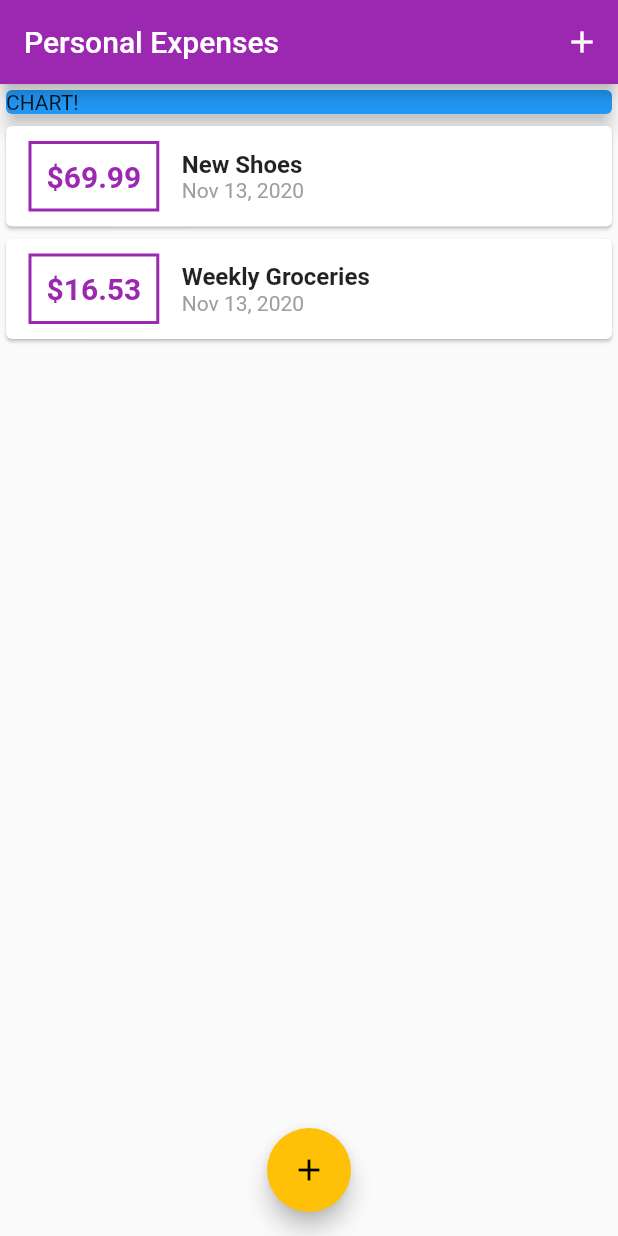
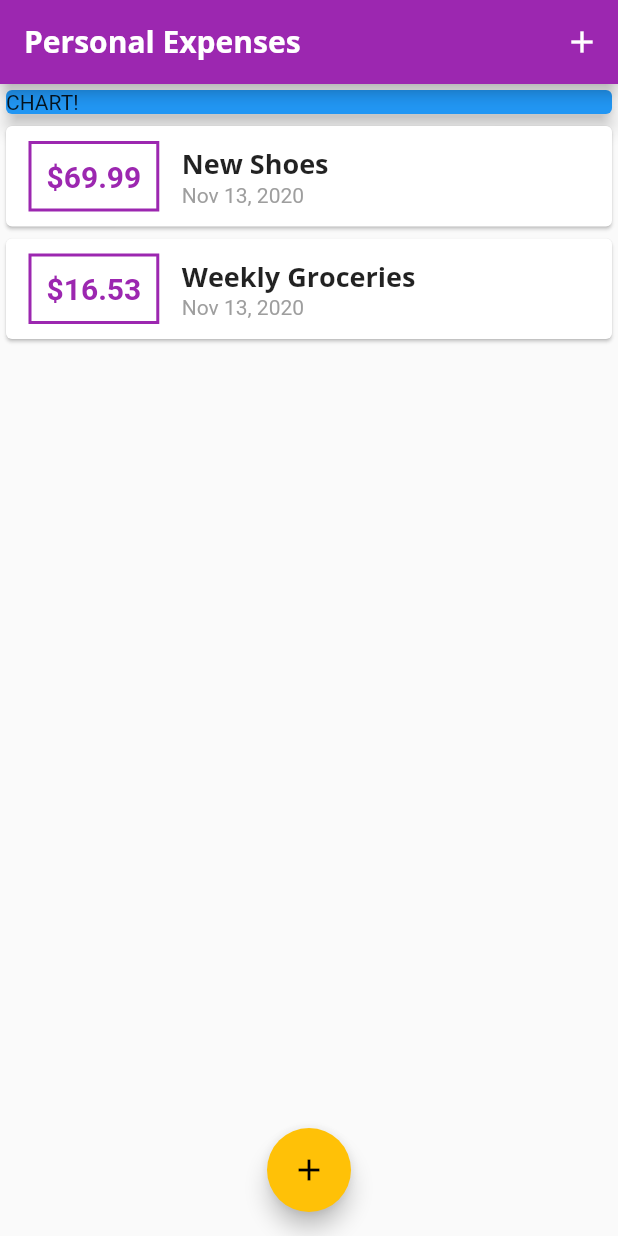
Before and after one commit to sannidhya-kushwaha/Personal_Expenses_App, a Flutter app: the screen it shows after launch, on a phone screen of 412 x 824 dp. Run offline on Flutter 3.47's test engine with Material 2 defaults, Android fonts, the phone set to English and light mode, and no system bars.

Commit message:
Custom Fonts & Text Themes

```diff
--- a/lib/main.dart
+++ b/lib/main.dart
@@ -1,8 +1,9 @@
-import 'package:Personal_Expenses_app/widgets/new_transaction.dart';
 import 'package:flutter/material.dart';
 import './models/transaction.dart';
 
 import './widgets/transaction_list.dart';
+
+import './widgets/new_transaction.dart';
 
 void main() => runApp(MyApp());
 
@@ -12,9 +13,25 @@ class MyApp extends StatelessWidget {
     return MaterialApp(
       title: 'Personal Expenses',
       theme: ThemeData(
-        primarySwatch: Colors.purple,
-        accentColor: Colors.amber,
-      ),
+          primarySwatch: Colors.purple,
+          accentColor: Colors.amber,
+          fontFamily: 'Quicksand',
+          textTheme: ThemeData.light().textTheme.copyWith(
+                title: TextStyle(
+                  fontFamily: 'OpenSans',
+                  fontWeight: FontWeight.bold,
+                  fontSize: 18,
+                ),
+              ),
+          appBarTheme: AppBarTheme(
+            textTheme: ThemeData.light().textTheme.copyWith(
+                  title: TextStyle(
+                    fontFamily: 'OpenSans',
+                    fontSize: 20,
+                    fontWeight: FontWeight.bold,
+                  ),
+                ),
+          )),
       home: MyHomePage(),
     );
   }
@@ -72,7 +89,10 @@ class _MyHomePageState extends State<MyHomePage> {
   Widget build(BuildContext context) {
     return Scaffold(
       appBar: AppBar(
-        title: Text('Personal Expenses'),
+        title: Text(
+          'Personal Expenses',
+          style: TextStyle(),
+        ),
         actions: [
           IconButton(
             icon: Icon(Icons.add),
--- a/lib/widgets/transaction_list.dart
+++ b/lib/widgets/transaction_list.dart
@@ -43,10 +43,7 @@ class TransactionList extends StatelessWidget {
                   children: <Widget>[
                     Text(
                       transactions[index].title,
-                      style: TextStyle(
-                        fontSize: 16,
-                        fontWeight: FontWeight.bold,
-                      ),
+                      style: Theme.of(context).textTheme.title,
                     ),
                     Text(
                       DateFormat.yMMMd().format(transactions[index].date),
```
Also changed, not shown: pubspec.yaml (+12 -7 lines), assets/fonts/OpenSans-Bold.ttf (added), assets/fonts/OpenSans-Regular.ttf (added), assets/fonts/Quicksand-Bold.ttf (added), assets/fonts/Quicksand-Light.ttf (added), assets/fonts/Quicksand-Medium.ttf (added), assets/fonts/Quicksand-Regular.ttf (added), assets/images/waiting.png (added).
